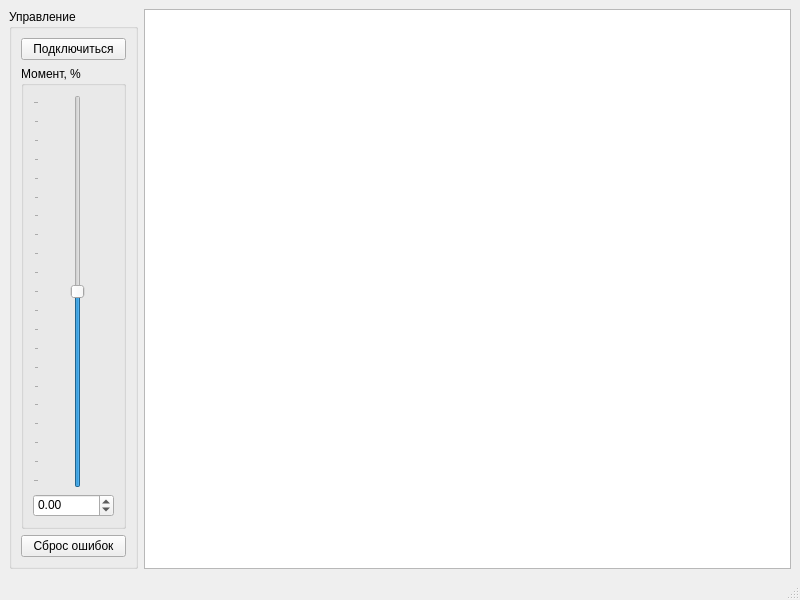
Old version of the form VMU_monitor.ui in the repository hochu-leto/EVIS.
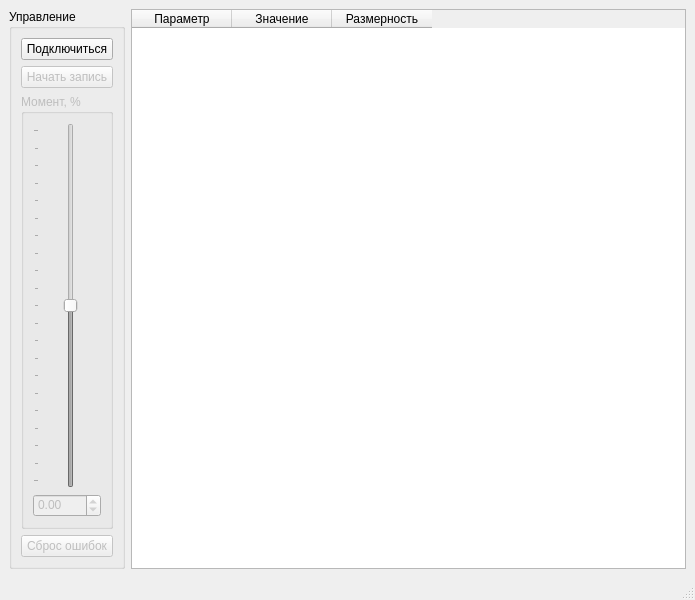
New version of the form.

Commit message: попытка2

The edit to the form file:
```diff
--- a/VMU_monitor.ui
+++ b/VMU_monitor.ui
@@ -6,7 +6,7 @@
    <rect>
     <x>0</x>
     <y>0</y>
-    <width>800</width>
+    <width>695</width>
     <height>600</height>
    </rect>
   </property>
@@ -32,7 +32,7 @@
       <property name="title">
        <string>Управление </string>
       </property>
-      <layout class="QVBoxLayout" name="verticalLayout" stretch="2,5,2">
+      <layout class="QVBoxLayout" name="verticalLayout" stretch="2,0,5,2">
        <item>
         <widget class="QPushButton" name="start_button">
          <property name="text">
@@ -41,13 +41,29 @@
         </widget>
        </item>
        <item>
-        <widget class="QGroupBox" name="groupBox_2">
+        <widget class="QPushButton" name="start_btn">
+         <property name="enabled">
+          <bool>false</bool>
+         </property>
+         <property name="text">
+          <string>Начать запись</string>
+         </property>
+        </widget>
+       </item>
+       <item>
+        <widget class="QGroupBox" name="power_box">
+         <property name="enabled">
+          <bool>false</bool>
+         </property>
          <property name="title">
           <string>Момент, %</string>
          </property>
          <layout class="QVBoxLayout" name="verticalLayout_2" stretch="0,10">
           <item>
            <widget class="QSlider" name="power_slider">
+            <property name="enabled">
+             <bool>false</bool>
+            </property>
             <property name="sizePolicy">
              <sizepolicy hsizetype="Preferred" vsizetype="Expanding">
               <horstretch>0</horstretch>
@@ -76,6 +92,9 @@
           </item>
           <item>
            <widget class="QDoubleSpinBox" name="power_spinbox">
+            <property name="enabled">
+             <bool>false</bool>
+            </property>
             <property name="sizePolicy">
              <sizepolicy hsizetype="MinimumExpanding" vsizetype="Fixed">
               <horstretch>0</horstretch>
@@ -95,6 +114,9 @@
        </item>
        <item>
         <widget class="QPushButton" name="reset_faults">
+         <property name="enabled">
+          <bool>false</bool>
+         </property>
          <property name="text">
           <string>Сброс ошибок</string>
          </property>
@@ -104,7 +126,23 @@
      </widget>
     </item>
     <item>
-     <widget class="QTableWidget" name="vmu_param_table"/>
+     <widget class="QTableWidget" name="vmu_param_table">
+      <column>
+       <property name="text">
+        <string>Параметр</string>
+       </property>
+      </column>
+      <column>
+       <property name="text">
+        <string>Значение</string>
+       </property>
+      </column>
+      <column>
+       <property name="text">
+        <string>Размерность</string>
+       </property>
+      </column>
+     </widget>
     </item>
    </layout>
   </widget>
```
Left out of the diff: 4 changed lines with no effect on the pictures. The commit also changes 2 other files.
